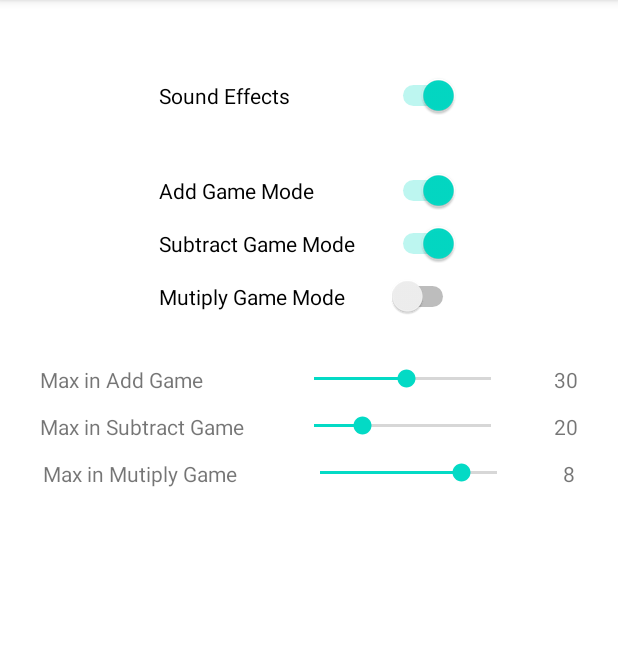
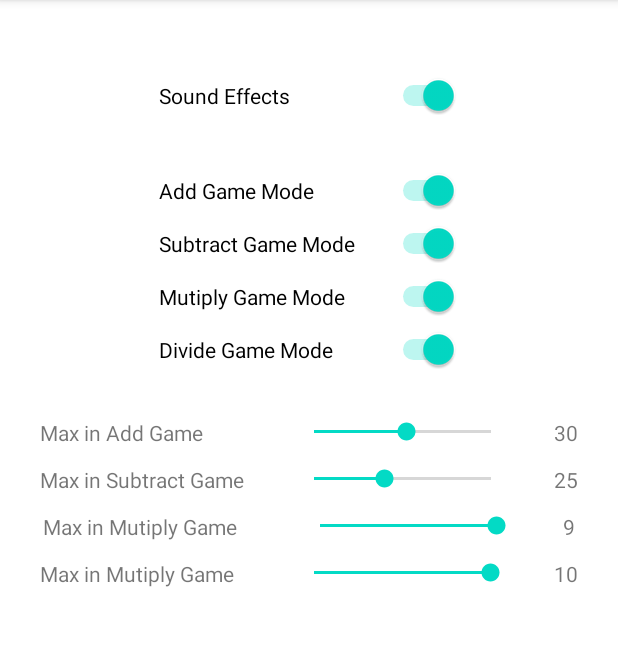
Before and after one commit to roberthinch/DannyApp, an Android app: the settings screen opened directly, with no data from a screen before it, on a phone screen of 412 x 824 dp, the part 84-730 px from its top. Run offline under Robolectric (Android 15) with nearby library versions, the light colour scheme and no system bars.

Commit message:
Add division game

```diff
--- a/app/src/main/java/com/example/myapplication/MathsGame.java
+++ b/app/src/main/java/com/example/myapplication/MathsGame.java
@@ -79,6 +79,11 @@
             number2 = rnd.nextInt(maxNumber-1)+2;
             question = String.valueOf(number1) + " x " + String.valueOf(number2) + " = ";
             correctAnswer = number1 * number2;
+        } else if( operatorType == 3) {
+            number2 = rnd.nextInt(maxNumber-1)+2;
+            correctAnswer = rnd.nextInt(maxNumber-1)+2;
+            number1= correctAnswer * number2;
+            question = String.valueOf(number1) + " ÷ " + String.valueOf(number2) + " = ";
         }
 
         setup_screen();
--- a/app/src/main/java/com/example/myapplication/settings.java
+++ b/app/src/main/java/com/example/myapplication/settings.java
@@ -24,6 +24,8 @@
         int maxSub  = 49;
         int minMult = 4;
         int maxMult = 9;
+        int minDiv  = 4;
+        int maxDiv  = 10;
 
         // set up sound effects switch
         Switch sw = (Switch) findViewById(R.id.sound_effects);
@@ -72,6 +74,18 @@
                     MainActivity.MUTIPLY_GAME_MODE = true;
                 } else {
                     MainActivity.MUTIPLY_GAME_MODE = false;
+                }
+            }
+        });
+        // set up add game mode
+        sw = (Switch) findViewById(R.id.divide_game_mode);
+        sw.setChecked(MainActivity.DIVIDE_GAME_MODE);
+        sw.setOnCheckedChangeListener(new CompoundButton.OnCheckedChangeListener() {
+            public void onCheckedChanged(CompoundButton buttonView, boolean isChecked) {
+                if (isChecked) {
+                    MainActivity.DIVIDE_GAME_MODE = true;
+                } else {
+                    MainActivity.DIVIDE_GAME_MODE = false;
                 }
             }
         });
@@ -136,6 +150,26 @@
             }
         });
 
+        // set up divide slider
+        TextView maxDivView = (TextView) findViewById(R.id.maxDivideNumberValue);
+        maxDivView.setText( String.valueOf( MainActivity.MAX_NUMBER_DIVIDE_GAME ));
+        SeekBar divBar = (SeekBar)findViewById(R.id.maxDivideNumberBar);
+        divBar.setMax(maxDiv-minDiv);
+        divBar.setProgress(MainActivity.MAX_NUMBER_DIVIDE_GAME-minDiv);
+        divBar.setOnSeekBarChangeListener(new SeekBar.OnSeekBarChangeListener() {
+            @Override
+            public void onStopTrackingTouch(SeekBar arg0) {
+            }
+            @Override
+            public void onStartTrackingTouch(SeekBar arg0) {
+            }
+            @Override
+            public void onProgressChanged(SeekBar arg0, int arg1, boolean arg2) {
+                maxDivView.setText( String.valueOf(arg1+minDiv ) );
+                MainActivity.MAX_NUMBER_DIVIDE_GAME = arg1+minDiv;
+            }
+        });
+
 
     }
 }
--- a/app/src/main/res/layout/activity_settings.xml
+++ b/app/src/main/res/layout/activity_settings.xml
@@ -71,6 +71,23 @@
         app:layout_constraintStart_toStartOf="parent"
         app:layout_constraintTop_toBottomOf="@+id/subtract_game_mode" />
 
+    <Switch
+        android:id="@+id/divide_game_mode"
+        android:layout_width="200dp"
+        android:layout_height="wrap_content"
+        android:layout_marginStart="36dp"
+        android:layout_marginLeft="36dp"
+        android:layout_marginTop="8dp"
+        android:layout_marginEnd="36dp"
+        android:layout_marginRight="36dp"
+        android:singleLine="false"
+        android:text="Divide Game Mode"
+        app:layout_constraintEnd_toEndOf="parent"
+        app:layout_constraintHorizontal_bias="0.5"
+        app:layout_constraintStart_toStartOf="parent"
+        app:layout_constraintTop_toBottomOf="@+id/multiply_game_mode" />
+
+
     <TextView
         android:id="@+id/maxAddNumberText"
         android:layout_width="140dp"
@@ -83,7 +100,7 @@
         app:layout_constraintEnd_toStartOf="@+id/maxAddNumberBar"
         app:layout_constraintHorizontal_bias="0.5"
         app:layout_constraintStart_toStartOf="parent"
-        app:layout_constraintTop_toBottomOf="@+id/multiply_game_mode" />
+        app:layout_constraintTop_toBottomOf="@+id/divide_game_mode" />
 
     <SeekBar
         android:id="@+id/maxAddNumberBar"
@@ -93,7 +110,7 @@
         app:layout_constraintEnd_toStartOf="@+id/maxAddNumberValue"
         app:layout_constraintHorizontal_bias="0.5"
         app:layout_constraintStart_toEndOf="@+id/maxAddNumberText"
-        app:layout_constraintTop_toBottomOf="@+id/multiply_game_mode"/>
+        app:layout_constraintTop_toBottomOf="@+id/divide_game_mode"/>
 
     <TextView
         android:id="@+id/maxAddNumberValue"
@@ -106,7 +123,7 @@
         app:layout_constraintEnd_toEndOf="parent"
         app:layout_constraintHorizontal_bias="0.5"
         app:layout_constraintStart_toEndOf="@+id/maxAddNumberBar"
-        app:layout_constraintTop_toBottomOf="@+id/multiply_game_mode"/>
+        app:layout_constraintTop_toBottomOf="@+id/divide_game_mode"/>
 
     <TextView
         android:id="@+id/maxSubtractNumberText"
@@ -182,5 +199,42 @@
         app:layout_constraintStart_toEndOf="@+id/maxMultiplyNumberBar"
         app:layout_constraintTop_toBottomOf="@+id/maxSubtractNumberValue"/>
 
+    <TextView
+        android:id="@+id/maxDivideNumberText"
+        android:layout_width="140dp"
+        android:layout_height="wrap_content"
+        android:layout_marginTop="12dp"
+        android:ems="10"
+        android:inputType="textPersonName"
+        android:singleLine="false"
+        android:text="Max in Mutiply Game"
+        app:layout_constraintEnd_toStartOf="@+id/maxDivideNumberBar"
+        app:layout_constraintHorizontal_bias="0.5"
+        app:layout_constraintStart_toStartOf="parent"
+        app:layout_constraintTop_toBottomOf="@+id/maxMultiplyNumberValue" />
+
+    <SeekBar
+        android:id="@+id/maxDivideNumberBar"
+        android:layout_width="150dp"
+        android:layout_height="18dp"
+        android:layout_marginTop="12dp"
+        app:layout_constraintEnd_toStartOf="@+id/maxDivideNumberValue"
+        app:layout_constraintHorizontal_bias="0.5"
+        app:layout_constraintStart_toEndOf="@+id/maxDivideNumberText"
+        app:layout_constraintTop_toBottomOf="@+id/maxMultiplyNumberValue" />
+
+    <TextView
+        android:id="@+id/maxDivideNumberValue"
+        android:layout_width="wrap_content"
+        android:layout_height="wrap_content"
+        android:layout_marginTop="12dp"
+        android:inputType="textPersonName"
+        android:singleLine="false"
+        android:text="20"
+        app:layout_constraintEnd_toEndOf="parent"
+        app:layout_constraintHorizontal_bias="0.5"
+        app:layout_constraintStart_toEndOf="@+id/maxDivideNumberBar"
+        app:layout_constraintTop_toBottomOf="@+id/maxMultiplyNumberValue"/>
+
 
 </androidx.constraintlayout.widget.ConstraintLayout>
```
Also changed, not shown: app/src/main/java/com/example/myapplication/MainActivity.java (+20 -3 lines), app/src/main/res/layout/activity_main.xml (+18 -1 lines).
